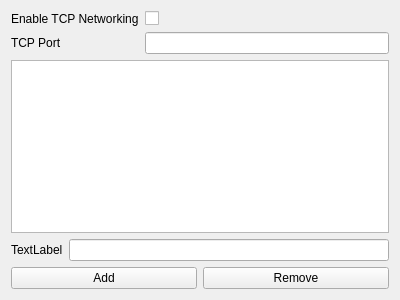
First picture: the form in LifeQt/settingsnetwork.ui, repository TimSC/primordial, before the edit.
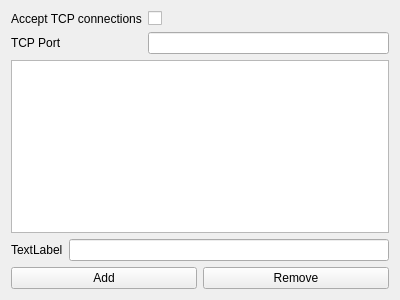
Second picture: the form after the edit.

```diff
--- a/LifeQt/settingsnetwork.ui
+++ b/LifeQt/settingsnetwork.ui
@@ -19,7 +19,7 @@
      <item row="1" column="0">
       <widget class="QLabel" name="label">
        <property name="text">
-        <string>Enable TCP Networking</string>
+        <string>Accept TCP connections</string>
        </property>
       </widget>
      </item>
```
